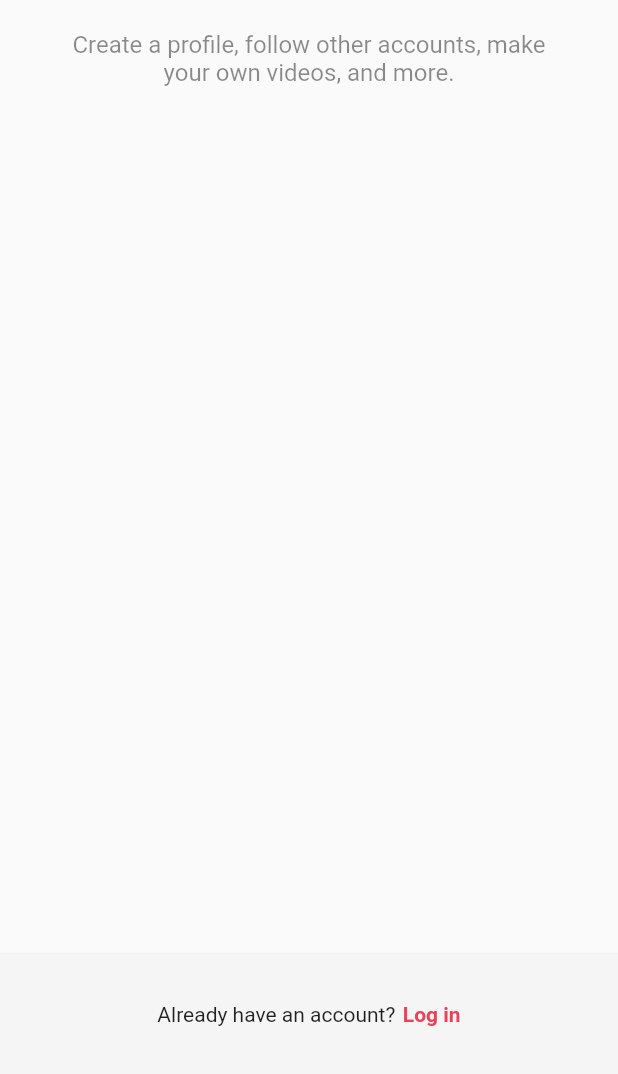
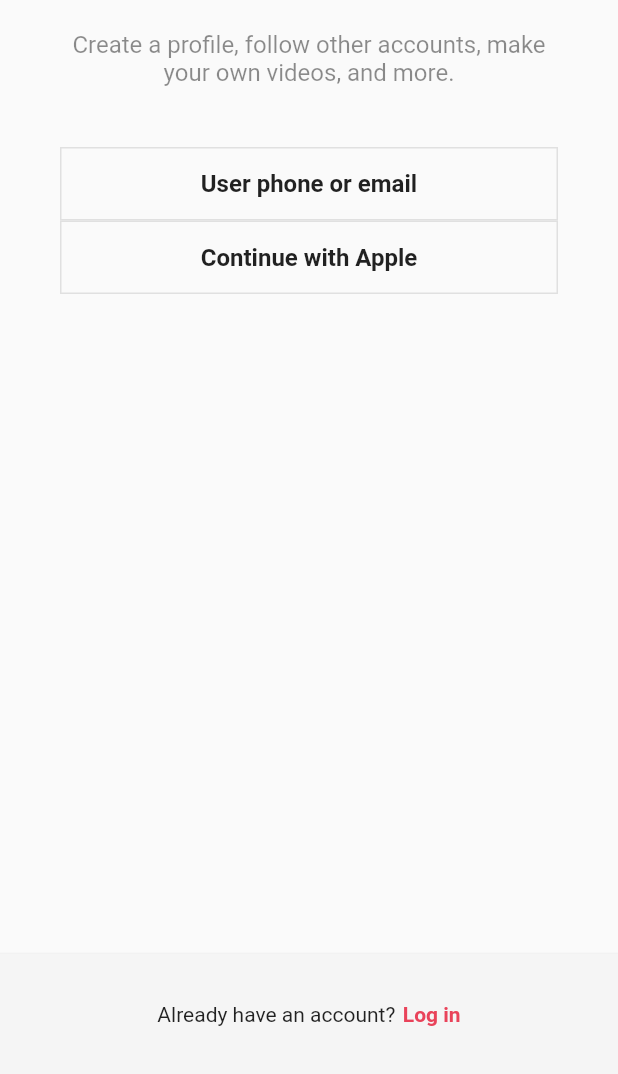
Before and after one commit to hanjh363/flutter-tiktok, a Flutter app: the screen it shows after launch, on a phone screen of 412 x 824 dp, the part 162-1236 px from its top. Run offline on Flutter 3.47's test engine with Material 2 defaults, Android fonts, the phone set to English and light mode, and no system bars.

```diff
--- a/lib/screens/sign_up/sign_up_screen.dart
+++ b/lib/features/authentication/sign_up_screen.dart
@@ -1,9 +1,19 @@
 import 'package:flutter/material.dart';
 import 'package:tiktok/constants/gaps.dart';
 import 'package:tiktok/constants/sizes.dart';
+import 'package:tiktok/features/authentication/login_screen.dart';
+import 'package:tiktok/features/authentication/widgets/auth_button.dart';
 
 class SignUpScreen extends StatelessWidget {
   const SignUpScreen({super.key});
+
+  void onLoginTap(BuildContext context) {
+    Navigator.of(context).push(
+      MaterialPageRoute(
+        builder: ((context) => const LoginScreen()),
+      ),
+    );
+  }
 
   @override
   Widget build(BuildContext context) {
@@ -32,6 +42,13 @@ class SignUpScreen extends StatelessWidget {
                 ),
                 textAlign: TextAlign.center,
               ),
+              Gaps.v40,
+              AuthButton(
+                text: 'User phone or email',
+              ),
+              AuthButton(
+                text: 'Continue with Apple',
+              ),
             ],
           ),
         ),
@@ -50,11 +67,14 @@ class SignUpScreen extends StatelessWidget {
                 'Already have an account?',
               ),
               Gaps.h5,
-              Text(
-                'Log in',
-                style: TextStyle(
-                  color: Theme.of(context).primaryColor,
-                  fontWeight: FontWeight.w600,
+              GestureDetector(
+                onTap: (() => onLoginTap(context)),
+                child: Text(
+                  'Log in',
+                  style: TextStyle(
+                    color: Theme.of(context).primaryColor,
+                    fontWeight: FontWeight.w600,
+                  ),
                 ),
               ),
             ],
--- /dev/null
+++ b/lib/features/authentication/widgets/auth_button.dart
@@ -0,0 +1,36 @@
+import 'package:flutter/material.dart';
+import 'package:tiktok/constants/sizes.dart';
+
+class AuthButton extends StatelessWidget {
+  final String text;
+
+  const AuthButton({
+    super.key,
+    required this.text,
+  });
+
+  @override
+  Widget build(BuildContext context) {
+    return FractionallySizedBox(
+      widthFactor: 1,
+      child: Container(
+        padding: const EdgeInsets.symmetric(
+          vertical: Sizes.size14,
+        ),
+        decoration: BoxDecoration(
+            border: Border.all(
+          color: Colors.grey.shade300,
+          width: Sizes.size1,
+        )),
+        child: Text(
+          text,
+          style: const TextStyle(
+            fontSize: Sizes.size16,
+            fontWeight: FontWeight.w600,
+          ),
+          textAlign: TextAlign.center,
+        ),
+      ),
+    );
+  }
+}
--- a/lib/main.dart
+++ b/lib/main.dart
@@ -1,5 +1,5 @@
 import 'package:flutter/material.dart';
-import 'package:tiktok/screens/sign_up/sign_up_screen.dart';
+import 'package:tiktok/features/authentication/sign_up_screen.dart';
 
 void main() {
   runApp(const TikTokApp());
```
Also changed, not shown: lib/features/authentication/login_screen.dart (added, +73 -0 lines).
